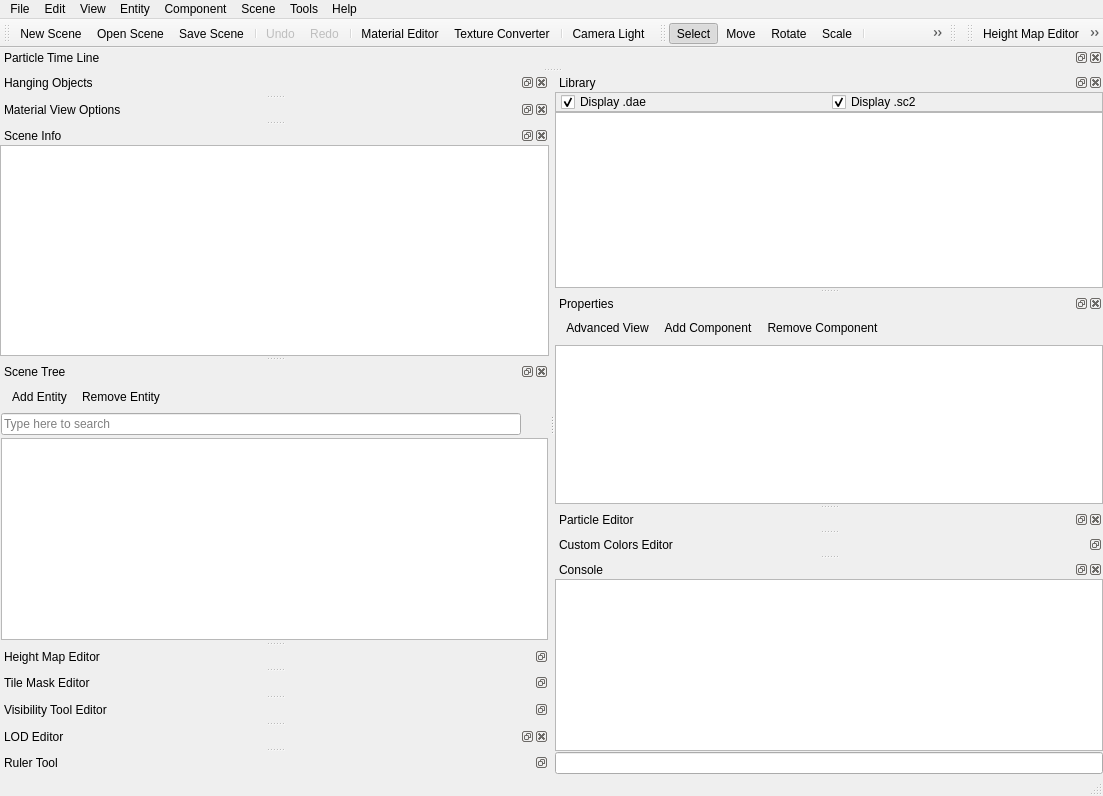
xaoctech/dava.engine, file Tools/ResourceEditor/DataQt/mainwindow.ui: the form before one commit.
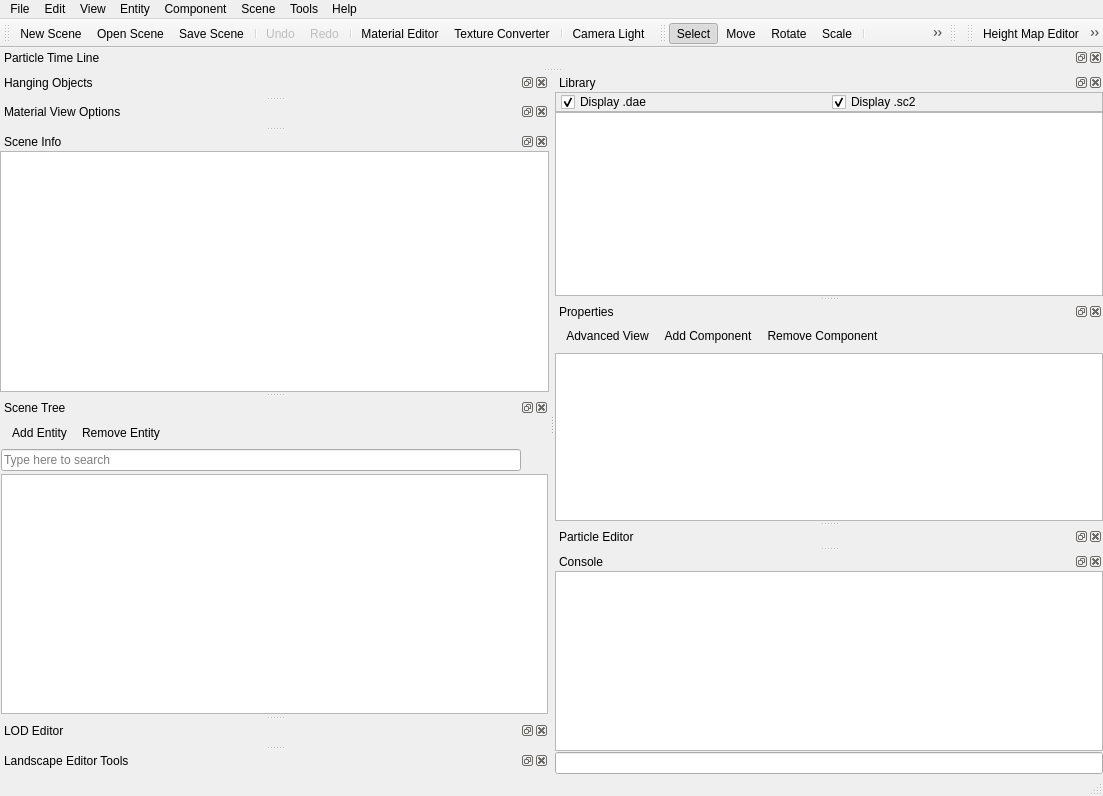
The form after the commit. Icons and pictures are not drawn. Custom widgets are drawn as their Qt base class.

Commit message: DF-1939. All landscape editor docks are moved into one. Controls for particular editor appears when editor is started. Remove obsolete files

```diff
--- a/Tools/ResourceEditor/DataQt/mainwindow.ui
+++ b/Tools/ResourceEditor/DataQt/mainwindow.ui
@@ -228,7 +228,7 @@
      <x>0</x>
      <y>0</y>
      <width>1103</width>
-     <height>21</height>
+     <height>22</height>
     </rect>
    </property>
    <widget class="QMenu" name="menuFile">
@@ -300,6 +300,8 @@
     <addaction name="actionTileMapEditor"/>
     <addaction name="actionShowNotPassableLandscape"/>
     <addaction name="actionRulerTool"/>
+    <addaction name="actionCustomColorsEditor"/>
+    <addaction name="actionVisibilityCheckTool"/>
     <addaction name="separator"/>
     <addaction name="actionSquareTextures"/>
     <addaction name="separator"/>
@@ -695,69 +697,6 @@
     </layout>
    </widget>
   </widget>
-  <widget class="QDockWidget" name="dockHeightmapEditor">
-   <property name="features">
-    <set>QDockWidget::DockWidgetFloatable|QDockWidget::DockWidgetMovable</set>
-   </property>
-   <property name="windowTitle">
-    <string>Height Map Editor</string>
-   </property>
-   <attribute name="dockWidgetArea">
-    <number>1</number>
-   </attribute>
-   <widget class="QWidget" name="dockWidgetContents_7">
-    <layout class="QVBoxLayout" name="verticalLayout_10">
-     <property name="margin">
-      <number>0</number>
-     </property>
-     <item>
-      <widget class="HeightmapEditorPropertiesView" name="heightmapEditorPropertiesView" native="true"/>
-     </item>
-    </layout>
-   </widget>
-  </widget>
-  <widget class="QDockWidget" name="dockTilemaskEditor">
-   <property name="features">
-    <set>QDockWidget::DockWidgetFloatable|QDockWidget::DockWidgetMovable</set>
-   </property>
-   <property name="windowTitle">
-    <string>Tile Mask Editor</string>
-   </property>
-   <attribute name="dockWidgetArea">
-    <number>1</number>
-   </attribute>
-   <widget class="QWidget" name="dockWidgetContents_8">
-    <layout class="QVBoxLayout" name="verticalLayout_11">
-     <property name="margin">
-      <number>0</number>
-     </property>
-     <item>
-      <widget class="TilemaskEditorPropertiesView" name="widget_2" native="true"/>
-     </item>
-    </layout>
-   </widget>
-  </widget>
-  <widget class="QDockWidget" name="dockCustomColorsEditor">
-   <property name="features">
-    <set>QDockWidget::DockWidgetFloatable|QDockWidget::DockWidgetMovable</set>
-   </property>
-   <property name="windowTitle">
-    <string>Custom Colors Editor</string>
-   </property>
-   <attribute name="dockWidgetArea">
-    <number>2</number>
-   </attribute>
-   <widget class="QWidget" name="dockWidgetContents_9">
-    <layout class="QVBoxLayout" name="verticalLayout_12">
-     <property name="margin">
-      <number>0</number>
-     </property>
-     <item>
-      <widget class="CustomColorsPropertiesView" name="widget_3" native="true"/>
-     </item>
-    </layout>
-   </widget>
-  </widget>
   <widget class="QDockWidget" name="dockConsole">
    <property name="windowTitle">
     <string>Console</string>
@@ -804,27 +743,6 @@
     </layout>
    </widget>
   </widget>
-  <widget class="QDockWidget" name="dockVisibilityToolEditor">
-   <property name="features">
-    <set>QDockWidget::DockWidgetFloatable|QDockWidget::DockWidgetMovable</set>
-   </property>
-   <property name="windowTitle">
-    <string>Visibility Tool Editor</string>
-   </property>
-   <attribute name="dockWidgetArea">
-    <number>1</number>
-   </attribute>
-   <widget class="QWidget" name="dockWidgetContents_10">
-    <layout class="QVBoxLayout" name="verticalLayout_13">
-     <property name="margin">
-      <number>0</number>
-     </property>
-     <item>
-      <widget class="VisibilityToolPropertiesView" name="widget_4" native="true"/>
-     </item>
-    </layout>
-   </widget>
-  </widget>
   <widget class="QDockWidget" name="dockLODEditor">
    <property name="windowTitle">
     <string>LOD Editor</string>
@@ -834,27 +752,6 @@
    </attribute>
    <widget class="LODEditor" name="dockLODEditorContent"/>
   </widget>
-  <widget class="QDockWidget" name="dockRulerTool">
-   <property name="features">
-    <set>QDockWidget::DockWidgetFloatable|QDockWidget::DockWidgetMovable</set>
-   </property>
-   <property name="windowTitle">
-    <string>Ruler Tool</string>
-   </property>
-   <attribute name="dockWidgetArea">
-    <number>1</number>
-   </attribute>
-   <widget class="QWidget" name="dockWidgetContents">
-    <layout class="QVBoxLayout" name="verticalLayout">
-     <property name="margin">
-      <number>0</number>
-     </property>
-     <item>
-      <widget class="RulerToolPropertiesView" name="widget_5" native="true"/>
-     </item>
-    </layout>
-   </widget>
-  </widget>
   <widget class="QToolBar" name="landscapeToolBar">
    <property name="windowTitle">
     <string>Landscape toolbar</string>
@@ -878,6 +775,15 @@
    <addaction name="actionCustomColorsEditor"/>
    <addaction name="actionVisibilityCheckTool"/>
   </widget>
+  <widget class="QDockWidget" name="dockLandscapeEditorControls">
+   <property name="windowTitle">
+    <string>Landscape Editor Tools</string>
+   </property>
+   <attribute name="dockWidgetArea">
+    <number>1</number>
+   </attribute>
+   <widget class="LandscapeEditorControlsPlaceholder" name="landscapeEditorControlsPlaceholder"/>
+  </widget>
   <action name="actionNewScene">
    <property name="icon">
     <iconset resource="QtIcons.qrc">
@@ -1680,30 +1586,6 @@
    <extends>QPlainTextEdit</extends>
    <header>DockConsole/ConsoleView.h</header>
   </customwidget>
-  <customwidget>
-   <class>HeightmapEditorPropertiesView</class>
-   <extends>QWidget</extends>
-   <header>DockHeightmapEditor/HeightmapEditorPropertiesView.h</header>
-   <container>1</container>
-  </customwidget>
-  <customwidget>
-   <class>TilemaskEditorPropertiesView</class>
-   <extends>QWidget</extends>
-   <header>DockTilemaskEditor/TilemaskEditorPropertiesView.h</header>
-   <container>1</container>
-  </customwidget>
-  <customwidget>
-   <class>CustomColorsPropertiesView</class>
-   <extends>QWidget</extends>
-   <header>DockCustomColorsEditor/CustomColorsPropertiesView.h</header>
-   <container>1</container>
-  </customwidget>
-  <customwidget>
-   <class>VisibilityToolPropertiesView</class>
-   <extends>QWidget</extends>
-   <header>DockVisibilityToolEditor/VisibilityToolPropertiesView.h</header>
-   <container>1</container>
-  </customwidget>
   <customwidget>
    <class>LODEditor</class>
    <extends>QWidget</extends>
@@ -1716,9 +1598,9 @@
    <header>Main/StatusBar.h</header>
   </customwidget>
   <customwidget>
-   <class>RulerToolPropertiesView</class>
+   <class>LandscapeEditorControlsPlaceholder</class>
    <extends>QWidget</extends>
-   <header>DockRulerTool/RulerToolPropertiesView.h</header>
+   <header>DockLandscapeEditorControls/LandscapeEditorControlsPlaceholder.h</header>
    <container>1</container>
   </customwidget>
  </customwidgets>
```
The commit also changes 42 other files.
